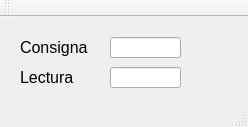
optimasiti/optiscada, file OptiScada/mainwindow.ui: the form before one commit.
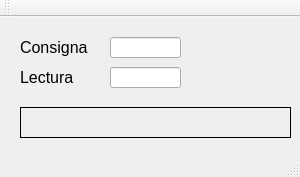
The form after the commit.

What changed in the file:
```diff
--- a/OptiScada/mainwindow.ui
+++ b/OptiScada/mainwindow.ui
@@ -6,8 +6,8 @@
    <rect>
     <x>0</x>
     <y>0</y>
-    <width>248</width>
-    <height>127</height>
+    <width>300</width>
+    <height>177</height>
    </rect>
   </property>
   <property name="windowTitle">
@@ -83,6 +83,27 @@
      <string>Lectura</string>
     </property>
    </widget>
+   <widget class="QLabel" name="m_pAlarm">
+    <property name="geometry">
+     <rect>
+      <x>20</x>
+      <y>90</y>
+      <width>271</width>
+      <height>31</height>
+     </rect>
+    </property>
+    <property name="font">
+     <font>
+      <pointsize>8</pointsize>
+     </font>
+    </property>
+    <property name="frameShape">
+     <enum>QFrame::Box</enum>
+    </property>
+    <property name="text">
+     <string/>
+    </property>
+   </widget>
   </widget>
   <widget class="QMenuBar" name="menuBar">
    <property name="geometry">
```
Left out of the diff: 2 changed lines with no effect on the pictures.
